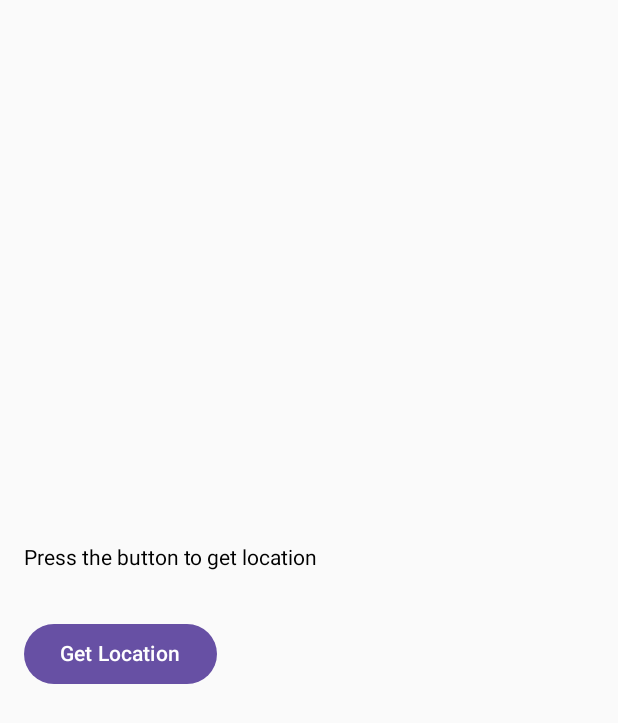
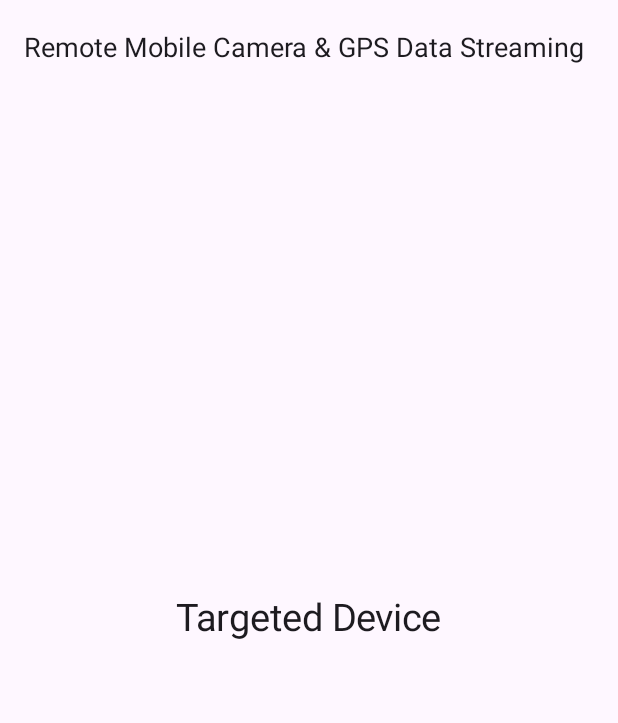
Before and after one commit to sanchitdcoder05/Remote-Mobile-Camera-GPS-Data-Streaming, an Android app built with Jetpack Compose: the screen it shows after launch (MainActivity), on a phone screen of 412 x 824 dp. Shown: the top 723 px of the screen. Run offline under Robolectric (Android 15) with nearby library versions, the phone set to English and light mode, and no system bars; our stand-ins replace Firebase (no records; nobody signed in at launch, a user with empty details on screens opened directly).

```diff
--- a/app/src/main/java/com/example/locationapp/LocationScreen.kt
+++ b/app/src/main/java/com/example/locationapp/LocationScreen.kt
@@ -1,6 +1,7 @@
 package com.example.locationapp
 
 import android.Manifest
+import android.annotation.SuppressLint
 import android.content.Context
 import android.content.pm.PackageManager
 import android.location.Geocoder
@@ -9,23 +10,37 @@ import androidx.activity.compose.rememberLauncherForActivityResult
 import androidx.activity.result.contract.ActivityResultContracts
 import androidx.compose.foundation.layout.Arrangement
 import androidx.compose.foundation.layout.Column
+import androidx.compose.foundation.layout.Row
+import androidx.compose.foundation.layout.Spacer
 import androidx.compose.foundation.layout.fillMaxSize
+import androidx.compose.foundation.layout.fillMaxWidth
 import androidx.compose.foundation.layout.padding
+import androidx.compose.foundation.layout.width
 import androidx.compose.material3.Button
+import androidx.compose.material3.ButtonColors
+import androidx.compose.material3.ButtonDefaults
+import androidx.compose.material3.ExperimentalMaterial3Api
+import androidx.compose.material3.Scaffold
 import androidx.compose.material3.Text
+import androidx.compose.material3.TopAppBar
 import androidx.compose.runtime.Composable
+import androidx.compose.runtime.LaunchedEffect
 import androidx.compose.runtime.getValue
 import androidx.compose.runtime.mutableStateOf
 import androidx.compose.runtime.remember
 import androidx.compose.runtime.setValue
 import androidx.compose.ui.Modifier
+import androidx.compose.ui.graphics.Color
 import androidx.compose.ui.platform.LocalContext
 import androidx.compose.ui.unit.dp
+import androidx.compose.ui.unit.sp
 import androidx.core.app.ActivityCompat
 import com.google.android.gms.location.*
 import com.google.firebase.database.FirebaseDatabase
 import java.util.Locale
 
+@OptIn(ExperimentalMaterial3Api::class)
+@SuppressLint("UnusedMaterial3ScaffoldPaddingParameter")
 @Composable
 fun LocationScreen(fusedLocationClient: FusedLocationProviderClient) {
     val context = LocalContext.current
@@ -36,8 +51,7 @@ fun LocationScreen(fusedLocationClient: FusedLocationProviderClient) {
     ) { isGranted ->
         if (isGranted) {
             startLocationUpdates(context, fusedLocationClient) { latitude, longitude ->
-                locationText = "Latitude: $latitude, Longitude: $longitude\n" +
-                        getAddressFromCoordinates(context, latitude, longitude)
+                locationText = "Location: ${getAddressFromCoordinates(context, latitude, longitude)}"
                 uploadLocationToFirebase(latitude, longitude, locationText)
             }
         } else {
@@ -45,12 +59,9 @@ fun LocationScreen(fusedLocationClient: FusedLocationProviderClient) {
         }
     }
 
-    Column(
-        modifier = Modifier.fillMaxSize(),
-        verticalArrangement = Arrangement.Center
-    ) {
-        Text(text = locationText, modifier = Modifier.padding(16.dp))
-        Button(onClick = {
+
+
+    LaunchedEffect(Unit) {
         if (ActivityCompat.checkSelfPermission(
                 context, Manifest.permission.ACCESS_FINE_LOCATION
             ) == PackageManager.PERMISSION_GRANTED
@@ -63,12 +74,50 @@ fun LocationScreen(fusedLocationClient: FusedLocationProviderClient) {
         } else {
             requestPermissionLauncher.launch(Manifest.permission.ACCESS_FINE_LOCATION)
         }
+    }
+
+
+
+
+
+
+
+
+    Scaffold(
+        topBar = {
+            TopAppBar(
+                title = { Text(text = "Remote Mobile Camera & GPS Data Streaming", fontSize = 18.sp) }
+            )
         },
-            modifier = Modifier.padding(16.dp)
+        content = {
+            Column(
+                modifier = Modifier.fillMaxSize(),
+                verticalArrangement = Arrangement.Center
             ) {
-            Text(text = "Get Location")
+                Row (
+                    horizontalArrangement = Arrangement.Center,
+                    modifier = Modifier.fillMaxWidth()
+                ){
+                    Text(
+                        "Targeted Device", fontSize = 25.sp,
+                    )
+                }
+//              Text(text = locationText, modifier = Modifier.padding(16.dp))
+//                Row(
+//                    horizontalArrangement = Arrangement.Center,
+//                    modifier = Modifier.fillMaxWidth()
+//                ){
+//                    Button(
+//                        onClick = {
+//                        },
+//                        colors = ButtonDefaults.buttonColors(containerColor = Color.Black, contentColor = Color.White)
+//                    ) {
+//                        Text(text = "Stop")
+//                    }
+//                }
             }
         }
+    )
 }
 
 fun startLocationUpdates(
@@ -121,8 +170,10 @@ fun uploadLocationToFirebase(latitude: Double, longitude: Double, address: Strin
     val locationRef = database.getReference("user").child("location")
 
     val locationData = LocationData(latitude, longitude, address)
+
     locationRef.setValue(locationData)
 }
+
 
 
 data class LocationData(
```
Lines whose indentation alone changed are shown as unchanged.
